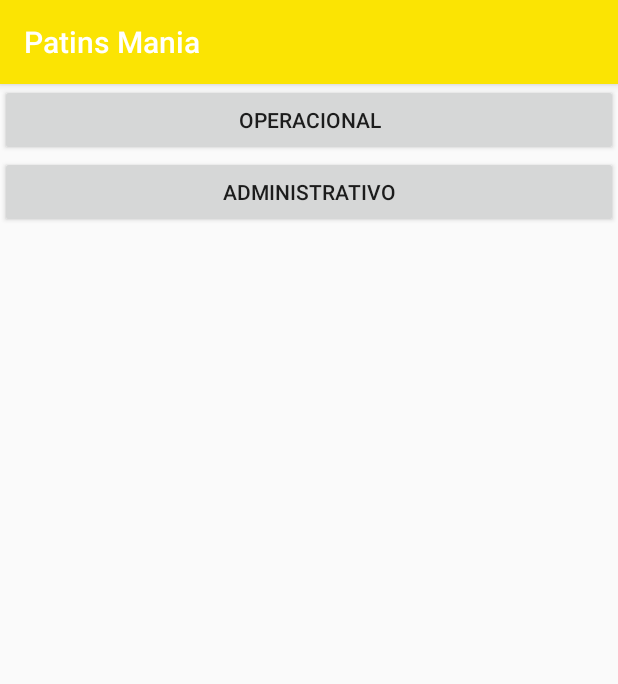
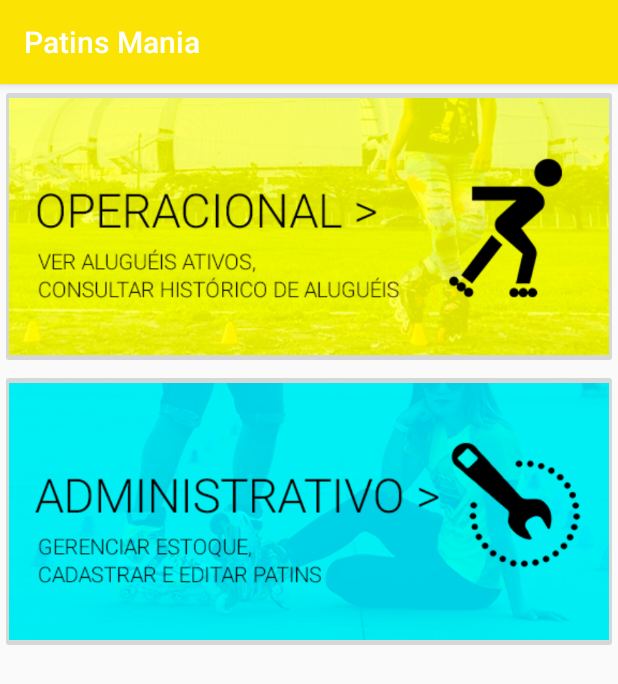
Before and after one commit to paulossm/patins-mania, an Android app: the screen it shows after launch once a user with an empty profile is signed in (UserHome), on a phone screen of 412 x 824 dp. Shown: the top 684 px of the screen. Run offline under Robolectric (Android 15) with nearby library versions, the phone set to English and light mode, and no system bars; our stand-ins replace Firebase (no records; nobody signed in at launch, a user with empty details on screens opened directly).

Commit message:
release beta

```diff
--- a/app/src/main/res/layout/activity_main.xml
+++ b/app/src/main/res/layout/activity_main.xml
@@ -6,13 +6,4 @@
     android:layout_height="match_parent"
     tools:context=".MainActivity">
 
-    <TextView
-        android:layout_width="wrap_content"
-        android:layout_height="wrap_content"
-        android:text="Hello World!"
-        app:layout_constraintBottom_toBottomOf="parent"
-        app:layout_constraintLeft_toLeftOf="parent"
-        app:layout_constraintRight_toRightOf="parent"
-        app:layout_constraintTop_toTopOf="parent" />
-
 </android.support.constraint.ConstraintLayout>
--- a/app/src/main/res/layout/activity_user_home.xml
+++ b/app/src/main/res/layout/activity_user_home.xml
@@ -7,33 +7,26 @@
     android:orientation="vertical"
     tools:context=".UserHome">
 
-    <Button
+    <ImageButton
+        android:id="@+id/imageButton1"
         android:layout_width="match_parent"
-        android:layout_height="wrap_content"
-        android:text="@string/nav_operational"
-        android:onClick="navigateOperational"/>
+        android:layout_height="190dp"
 
-    <Button
+        android:contentDescription="Navegar para operacional"
+        android:onClick="navigateOperational"
+        app:srcCompat="@drawable/btn_operacional"
+        android:adjustViewBounds="true"
+        android:padding="6dp"
+        android:scaleType="fitCenter"/>
+
+    <ImageButton
+        android:id="@+id/imageButton2"
         android:layout_width="match_parent"
-        android:layout_height="wrap_content"
-        android:text="@string/nav_administrative"
-        android:onClick="navigateAdministrative"/>
-
-    <!--<android.support.design.widget.BottomNavigationView-->
-        <!--android:id="@+id/main_nav"-->
-        <!--android:layout_width="match_parent"-->
-        <!--android:layout_height="56dp"-->
-        <!--android:layout_alignParentBottom="true"-->
-        <!--android:layout_alignParentStart="true"-->
-        <!--app:menu="@menu/bottom_nav_menu"></android.support.design.widget.BottomNavigationView>-->
-
-    <!--<FrameLayout-->
-        <!--android:id="@+id/main_frame"-->
-        <!--android:layout_width="match_parent"-->
-        <!--android:layout_height="match_parent"-->
-        <!--android:layout_alignParentStart="true"-->
-        <!--android:layout_above="@+id/main_nav"-->
-        <!--android:layout_alignParentTop="true">-->
-
-    <!--</FrameLayout>-->
+        android:layout_height="190dp"
+        android:contentDescription="Navegar para administrativo"
+        android:onClick="navigateAdministrative"
+        app:srcCompat="@drawable/btn_administrativo"
+        android:adjustViewBounds="true"
+        android:padding="6dp"
+        android:scaleType="fitCenter"/>
 </LinearLayout>
```
Also changed, not shown: app/src/main/res/drawable/btn_administrativo.png (added), app/src/main/res/drawable/btn_operacional.png (added).
